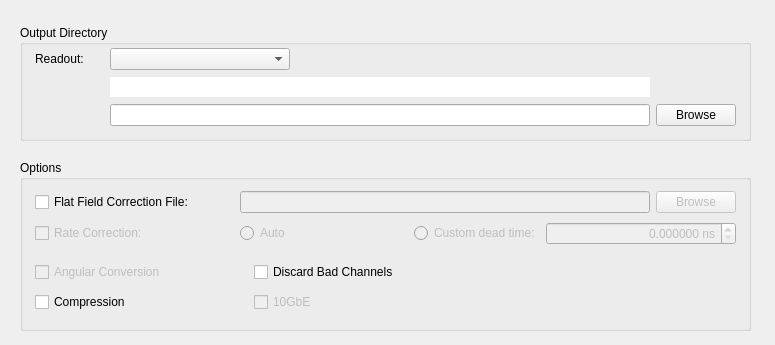
Above: slsDetectorGui/forms/form_tab_dataoutput.ui from slsdetectorgroup/slsDetectorPackage before the change. Below: the same form after it.
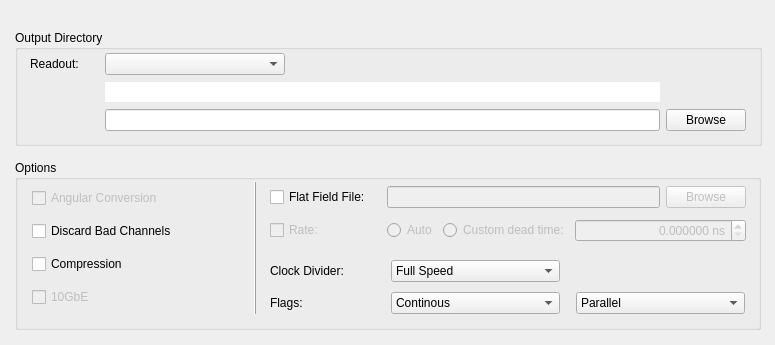
That is the form after the change. Icons and pictures are not drawn.

Commit message: changes to includes clkdivider and flags in gui

The edit to the form file:
```diff
--- a/slsDetectorGui/forms/form_tab_dataoutput.ui
+++ b/slsDetectorGui/forms/form_tab_dataoutput.ui
@@ -31,287 +31,12 @@
   <property name="windowTitle">
    <string>Form</string>
   </property>
-  <widget class="QGroupBox" name="boxCorrection">
-   <property name="geometry">
-    <rect>
-     <x>20</x>
-     <y>160</y>
-     <width>731</width>
-     <height>171</height>
-    </rect>
-   </property>
-   <property name="title">
-    <string>Options</string>
-   </property>
-   <widget class="QWidget" name="gridLayoutWidget_2">
-    <property name="geometry">
-     <rect>
-      <x>15</x>
-      <y>25</y>
-      <width>701</width>
-      <height>66</height>
-     </rect>
-    </property>
-    <layout class="QGridLayout" name="gridLayout_2">
-     <property name="verticalSpacing">
-      <number>3</number>
-     </property>
-     <item row="0" column="0">
-      <widget class="QCheckBox" name="chkFlatField">
-       <property name="toolTip">
-        <string>Flat field corrections. 
- #flatfield# filename</string>
-       </property>
-       <property name="text">
-        <string>Flat Field Correction File:</string>
-       </property>
-      </widget>
-     </item>
-     <item row="0" column="1">
-      <spacer name="horizontalSpacer_3">
-       <property name="orientation">
-        <enum>Qt::Horizontal</enum>
-       </property>
-       <property name="sizeType">
-        <enum>QSizePolicy::Fixed</enum>
-       </property>
-       <property name="sizeHint" stdset="0">
-        <size>
-         <width>40</width>
-         <height>20</height>
-        </size>
-       </property>
-      </spacer>
-     </item>
-     <item row="0" column="2" colspan="6">
-      <widget class="QLineEdit" name="dispFlatField">
-       <property name="enabled">
-        <bool>false</bool>
-       </property>
-       <property name="focusPolicy">
-        <enum>Qt::ClickFocus</enum>
-       </property>
-       <property name="toolTip">
-        <string>Flat field corrections. 
- #flatfield# filename</string>
-       </property>
-      </widget>
-     </item>
-     <item row="0" column="8">
-      <widget class="QPushButton" name="btnFlatField">
-       <property name="enabled">
-        <bool>false</bool>
-       </property>
-       <property name="sizePolicy">
-        <sizepolicy hsizetype="Fixed" vsizetype="Fixed">
-         <horstretch>0</horstretch>
-         <verstretch>0</verstretch>
-        </sizepolicy>
-       </property>
-       <property name="toolTip">
-        <string>Flat field corrections. 
- #flatfield# filename</string>
-       </property>
-       <property name="text">
-        <string>Browse</string>
-       </property>
-       <property name="icon">
-        <iconset resource="../include/icons.qrc">
-         <normaloff>:/icons/images/browse.png</normaloff>:/icons/images/browse.png</iconset>
-       </property>
-      </widget>
-     </item>
-     <item row="1" column="5">
-      <widget class="QRadioButton" name="radioDeadTime">
-       <property name="enabled">
-        <bool>false</bool>
-       </property>
-       <property name="text">
-        <string>Custom dead time:</string>
-       </property>
-      </widget>
-     </item>
-     <item row="1" column="2">
-      <widget class="QRadioButton" name="radioAuto">
-       <property name="enabled">
-        <bool>false</bool>
-       </property>
-       <property name="text">
-        <string>Auto</string>
-       </property>
-      </widget>
-     </item>
-     <item row="1" column="6" colspan="3">
-      <widget class="QDoubleSpinBox" name="spinDeadTime">
-       <property name="enabled">
-        <bool>false</bool>
-       </property>
-       <property name="sizePolicy">
-        <sizepolicy hsizetype="Preferred" vsizetype="Fixed">
-         <horstretch>0</horstretch>
-         <verstretch>0</verstretch>
-        </sizepolicy>
-       </property>
-       <property name="alignment">
-        <set>Qt::AlignRight|Qt::AlignTrailing|Qt::AlignVCenter</set>
-       </property>
-       <property name="suffix">
-        <string> ns</string>
-       </property>
-       <property name="decimals">
-        <number>6</number>
-       </property>
-       <property name="maximum">
-        <double>2000000000.000000000000000</double>
-       </property>
-      </widget>
-     </item>
-     <item row="1" column="0">
-      <widget class="QCheckBox" name="chkRate">
-       <property name="enabled">
-        <bool>false</bool>
-       </property>
-       <property name="text">
-        <string>Rate Correction:</string>
-       </property>
-      </widget>
-     </item>
-     <item row="1" column="3">
-      <spacer name="horizontalSpacer_7">
-       <property name="orientation">
-        <enum>Qt::Horizontal</enum>
-       </property>
-       <property name="sizeType">
-        <enum>QSizePolicy::Fixed</enum>
-       </property>
-       <property name="sizeHint" stdset="0">
-        <size>
-         <width>40</width>
-         <height>20</height>
-        </size>
-       </property>
-      </spacer>
-     </item>
-     <item row="1" column="4">
-      <spacer name="horizontalSpacer_6">
-       <property name="orientation">
-        <enum>Qt::Horizontal</enum>
-       </property>
-       <property name="sizeType">
-        <enum>QSizePolicy::Fixed</enum>
-       </property>
-       <property name="sizeHint" stdset="0">
-        <size>
-         <width>40</width>
-         <height>20</height>
-        </size>
-       </property>
-      </spacer>
-     </item>
-    </layout>
-   </widget>
-   <widget class="QWidget" name="gridLayoutWidget_3">
-    <property name="geometry">
-     <rect>
-      <x>15</x>
-      <y>95</y>
-      <width>701</width>
-      <height>66</height>
-     </rect>
-    </property>
-    <layout class="QGridLayout" name="gridLayout_3">
-     <property name="verticalSpacing">
-      <number>3</number>
-     </property>
-     <item row="0" column="3">
-      <spacer name="horizontalSpacer_5">
-       <property name="orientation">
-        <enum>Qt::Horizontal</enum>
-       </property>
-       <property name="sizeType">
-        <enum>QSizePolicy::Fixed</enum>
-       </property>
-       <property name="sizeHint" stdset="0">
-        <size>
-         <width>310</width>
-         <height>20</height>
-        </size>
-       </property>
-      </spacer>
-     </item>
-     <item row="0" column="2">
-      <widget class="QCheckBox" name="chkDiscardBad">
-       <property name="text">
-        <string>Discard Bad Channels</string>
-       </property>
-      </widget>
-     </item>
-     <item row="0" column="1">
-      <spacer name="horizontalSpacer_4">
-       <property name="orientation">
-        <enum>Qt::Horizontal</enum>
-       </property>
-       <property name="sizeType">
-        <enum>QSizePolicy::Fixed</enum>
-       </property>
-       <property name="sizeHint" stdset="0">
-        <size>
-         <width>40</width>
-         <height>20</height>
-        </size>
-       </property>
-      </spacer>
-     </item>
-     <item row="0" column="0">
-      <widget class="QCheckBox" name="chkAngular">
-       <property name="enabled">
-        <bool>false</bool>
-       </property>
-       <property name="text">
-        <string>Angular Conversion</string>
-       </property>
-      </widget>
-     </item>
-     <item row="1" column="0">
-      <widget class="QCheckBox" name="chkCompression">
-       <property name="toolTip">
-        <string>&lt;nobr&gt;
-Compression using Root. Available only for Gotthard in Expert Mode.
-&lt;/nobr&gt;&lt;br&gt;&lt;nobr&gt;
- #r_compression#
-&lt;/nobr&gt;</string>
-       </property>
-       <property name="text">
-        <string>Compression</string>
-       </property>
-      </widget>
-     </item>
-     <item row="1" column="2">
-      <widget class="QCheckBox" name="chkTenGiga">
-       <property name="enabled">
-        <bool>false</bool>
-       </property>
-       <property name="toolTip">
-        <string>&lt;nobr&gt;
-Compression using Root. Available only for Gotthard in Expert Mode.
-&lt;/nobr&gt;&lt;br&gt;&lt;nobr&gt;
- #r_compression#
-&lt;/nobr&gt;</string>
-       </property>
-       <property name="text">
-        <string>10GbE</string>
-       </property>
-      </widget>
-     </item>
-    </layout>
-   </widget>
-  </widget>
   <widget class="QGroupBox" name="boxOutDir">
    <property name="geometry">
     <rect>
-     <x>20</x>
-     <y>25</y>
-     <width>731</width>
+     <x>15</x>
+     <y>30</y>
+     <width>747</width>
      <height>116</height>
     </rect>
    </property>
@@ -331,7 +56,7 @@
      <rect>
       <x>5</x>
       <y>10</y>
-      <width>721</width>
+      <width>731</width>
       <height>96</height>
      </rect>
     </property>
@@ -354,7 +79,7 @@
       <rect>
        <x>10</x>
        <y>10</y>
-       <width>701</width>
+       <width>716</width>
        <height>86</height>
       </rect>
      </property>
@@ -514,6 +239,388 @@
     </widget>
    </widget>
   </widget>
+  <widget class="QGroupBox" name="boxCorrection_2">
+   <property name="geometry">
+    <rect>
+     <x>15</x>
+     <y>160</y>
+     <width>746</width>
+     <height>170</height>
+    </rect>
+   </property>
+   <property name="title">
+    <string>Options</string>
+   </property>
+   <widget class="QWidget" name="gridLayoutWidget_3">
+    <property name="geometry">
+     <rect>
+      <x>17</x>
+      <y>21</y>
+      <width>192</width>
+      <height>137</height>
+     </rect>
+    </property>
+    <layout class="QGridLayout" name="gridLayout_3">
+     <property name="verticalSpacing">
+      <number>6</number>
+     </property>
+     <item row="3" column="0">
+      <widget class="QCheckBox" name="chkTenGiga">
+       <property name="enabled">
+        <bool>false</bool>
+       </property>
+       <property name="toolTip">
+        <string>&lt;nobr&gt;
+Compression using Root. Available only for Gotthard in Expert Mode.
+&lt;/nobr&gt;&lt;br&gt;&lt;nobr&gt;
+ #r_compression#
+&lt;/nobr&gt;</string>
+       </property>
+       <property name="text">
+        <string>10GbE</string>
+       </property>
+      </widget>
+     </item>
+     <item row="2" column="0">
+      <widget class="QCheckBox" name="chkCompression">
+       <property name="toolTip">
+        <string>&lt;nobr&gt;
+Compression using Root. Available only for Gotthard in Expert Mode.
+&lt;/nobr&gt;&lt;br&gt;&lt;nobr&gt;
+ #r_compression#
+&lt;/nobr&gt;</string>
+       </property>
+       <property name="text">
+        <string>Compression</string>
+       </property>
+      </widget>
+     </item>
+     <item row="0" column="0">
+      <widget class="QCheckBox" name="chkAngular">
+       <property name="enabled">
+        <bool>false</bool>
+       </property>
+       <property name="text">
+        <string>Angular Conversion</string>
+       </property>
+      </widget>
+     </item>
+     <item row="1" column="0">
+      <widget class="QCheckBox" name="chkDiscardBad">
+       <property name="text">
+        <string>Discard Bad Channels</string>
+       </property>
+      </widget>
+     </item>
+    </layout>
+   </widget>
+   <widget class="QWidget" name="gridLayoutWidget_2">
+    <property name="geometry">
+     <rect>
+      <x>255</x>
+      <y>21</y>
+      <width>476</width>
+      <height>66</height>
+     </rect>
+    </property>
+    <layout class="QGridLayout" name="gridLayout_2">
+     <property name="verticalSpacing">
+      <number>6</number>
+     </property>
+     <item row="1" column="2">
+      <widget class="QRadioButton" name="radioAuto">
+       <property name="enabled">
+        <bool>false</bool>
+       </property>
+       <property name="text">
+        <string>Auto</string>
+       </property>
+      </widget>
+     </item>
+     <item row="0" column="6">
+      <widget class="QPushButton" name="btnFlatField">
+       <property name="enabled">
+        <bool>false</bool>
+       </property>
+       <property name="sizePolicy">
+        <sizepolicy hsizetype="Fixed" vsizetype="Fixed">
+         <horstretch>0</horstretch>
+         <verstretch>0</verstretch>
+        </sizepolicy>
+       </property>
+       <property name="toolTip">
+        <string>Flat field corrections. 
+ #flatfield# filename</string>
+       </property>
+       <property name="text">
+        <string>Browse</string>
+       </property>
+       <property name="icon">
+        <iconset resource="../include/icons.qrc">
+         <normaloff>:/icons/images/browse.png</normaloff>:/icons/images/browse.png</iconset>
+       </property>
+      </widget>
+     </item>
+     <item row="0" column="0">
+      <widget class="QCheckBox" name="chkFlatField">
+       <property name="toolTip">
+        <string>Flat field corrections. 
+ #flatfield# filename</string>
+       </property>
+       <property name="text">
+        <string>Flat Field File:</string>
+       </property>
+      </widget>
+     </item>
+     <item row="1" column="4" colspan="3">
+      <widget class="QDoubleSpinBox" name="spinDeadTime">
+       <property name="enabled">
+        <bool>false</bool>
+       </property>
+       <property name="sizePolicy">
+        <sizepolicy hsizetype="Preferred" vsizetype="Fixed">
+         <horstretch>0</horstretch>
+         <verstretch>0</verstretch>
+        </sizepolicy>
+       </property>
+       <property name="minimumSize">
+        <size>
+         <width>100</width>
+         <height>0</height>
+        </size>
+       </property>
+       <property name="alignment">
+        <set>Qt::AlignRight|Qt::AlignTrailing|Qt::AlignVCenter</set>
+       </property>
+       <property name="suffix">
+        <string> ns</string>
+       </property>
+       <property name="decimals">
+        <number>6</number>
+       </property>
+       <property name="maximum">
+        <double>2000000000.000000000000000</double>
+       </property>
+      </widget>
+     </item>
+     <item row="1" column="0">
+      <widget class="QCheckBox" name="chkRate">
+       <property name="enabled">
+        <bool>false</bool>
+       </property>
+       <property name="text">
+        <string>Rate:</string>
+       </property>
+      </widget>
+     </item>
+     <item row="0" column="2" colspan="4">
+      <widget class="QLineEdit" name="dispFlatField">
+       <property name="enabled">
+        <bool>false</bool>
+       </property>
+       <property name="focusPolicy">
+        <enum>Qt::ClickFocus</enum>
+       </property>
+       <property name="toolTip">
+        <string>Flat field corrections. 
+ #flatfield# filename</string>
+       </property>
+      </widget>
+     </item>
+     <item row="1" column="3">
+      <widget class="QRadioButton" name="radioDeadTime">
+       <property name="enabled">
+        <bool>false</bool>
+       </property>
+       <property name="text">
+        <string>Custom dead time:</string>
+       </property>
+      </widget>
+     </item>
+     <item row="0" column="1">
+      <spacer name="horizontalSpacer_3">
+       <property name="orientation">
+        <enum>Qt::Horizontal</enum>
+       </property>
+       <property name="sizeType">
+        <enum>QSizePolicy::Fixed</enum>
+       </property>
+       <property name="sizeHint" stdset="0">
+        <size>
+         <width>10</width>
+         <height>20</height>
+        </size>
+       </property>
+      </spacer>
+     </item>
+    </layout>
+   </widget>
+   <widget class="Line" name="line">
+    <property name="geometry">
+     <rect>
+      <x>230</x>
+      <y>21</y>
+      <width>20</width>
+      <height>134</height>
+     </rect>
+    </property>
+    <property name="frameShadow">
+     <enum>QFrame::Raised</enum>
+    </property>
+    <property name="orientation">
+     <enum>Qt::Vertical</enum>
+    </property>
+   </widget>
+   <widget class="QWidget" name="widgetEiger" native="true">
+    <property name="geometry">
+     <rect>
+      <x>244</x>
+      <y>92</y>
+      <width>491</width>
+      <height>72</height>
+     </rect>
+    </property>
+    <widget class="QWidget" name="gridLayoutWidget">
+     <property name="geometry">
+      <rect>
+       <x>11</x>
+       <y>4</y>
+       <width>475</width>
+       <height>62</height>
+      </rect>
+     </property>
+     <layout class="QGridLayout" name="gridEiger">
+      <item row="1" column="2">
+       <widget class="QComboBox" name="comboEigerFlags1">
+        <property name="maximumSize">
+         <size>
+          <width>200</width>
+          <height>16777215</height>
+         </size>
+        </property>
+        <item>
+         <property name="text">
+          <string>Continous</string>
+         </property>
+        </item>
+        <item>
+         <property name="text">
+          <string>Store in RAM</string>
+         </property>
+        </item>
+       </widget>
+      </item>
+      <item row="0" column="0">
+       <widget class="QLabel" name="lblClkDivider">
+        <property name="maximumSize">
+         <size>
+          <width>105</width>
+          <height>16777215</height>
+         </size>
+        </property>
+        <property name="text">
+         <string>Clock Divider:</string>
+        </property>
+       </widget>
+      </item>
+      <item row="0" column="1">
+       <spacer name="horizontalSpacer_4">
+        <property name="orientation">
+         <enum>Qt::Horizontal</enum>
+        </property>
+        <property name="sizeType">
+         <enum>QSizePolicy::Fixed</enum>
+        </property>
+        <property name="sizeHint" stdset="0">
+         <size>
+          <width>10</width>
+          <height>20</height>
+         </size>
+        </property>
+       </spacer>
+      </item>
+      <item row="0" column="2">
+       <widget class="QComboBox" name="comboEigerClkDivider">
+        <property name="maximumSize">
+         <size>
+          <width>200</width>
+          <height>16777215</height>
+         </size>
+        </property>
+        <item>
+         <property name="text">
+          <string>Full Speed</string>
+         </property>
+        </item>
+        <item>
+         <property name="text">
+          <string>Half Speed</string>
+         </property>
+        </item>
+        <item>
+         <property name="text">
+          <string>Quarter Speed</string>
+         </property>
+        </item>
+        <item>
+         <property name="text">
+          <string>Super Slow Speed</string>
+         </property>
+        </item>
+       </widget>
+      </item>
+      <item row="1" column="3">
+       <spacer name="horizontalSpacer_5">
+        <property name="orientation">
+         <enum>Qt::Horizontal</enum>
+        </property>
+        <property name="sizeType">
+         <enum>QSizePolicy::Fixed</enum>
+        </property>
+        <property name="sizeHint" stdset="0">
+         <size>
+          <width>10</width>
+          <height>20</height>
+         </size>
+        </property>
+       </spacer>
+      </item>
+      <item row="1" column="0">
+       <widget class="QLabel" name="lblEigerFlags">
+        <property name="maximumSize">
+         <size>
+          <width>105</width>
+          <height>16777215</height>
+         </size>
+        </property>
+        <property name="text">
+         <string>Flags:</string>
+        </property>
+       </widget>
+      </item>
+      <item row="1" column="4">
+       <widget class="QComboBox" name="comboEigerFlags2">
+        <item>
+         <property name="text">
+          <string>Parallel</string>
+         </property>
+        </item>
+        <item>
+         <property name="text">
+          <string>Non Parallel</string>
+         </property>
+        </item>
+        <item>
+         <property name="text">
+          <string>Safe</string>
+         </property>
+        </item>
+       </widget>
+      </item>
+     </layout>
+    </widget>
+   </widget>
+  </widget>
  </widget>
  <tabstops>
   <tabstop>dispReadOutputDir</tabstop>
```
The commit also changes 2 other files.
